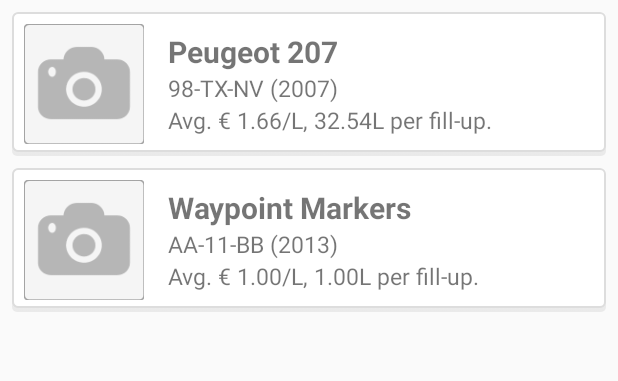
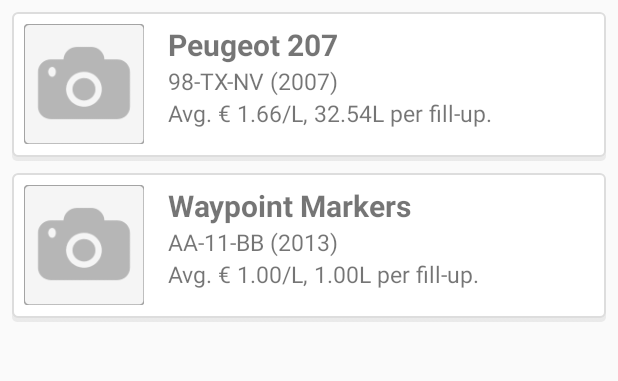
Before and after one commit to jcbaar/MoneyPit, an Android app: the screen it shows after launch (MainDrawerActivity), after a tap on "Close navigation drawer", on a phone screen of 412 x 824 dp, the part 120-501 px from its top. Run offline under Robolectric (Android 15) with nearby library versions, the phone set to English and light mode, and no system bars; 1 other tap on this screen came first.

Commit message:
- Fixed a crash when selecting a context menu item in the car fragment. - Fixed some padding u=issues.

```diff
--- a/app/src/main/res/layout/car_row_template.xml
+++ b/app/src/main/res/layout/car_row_template.xml
@@ -17,12 +17,12 @@
         android:paddingLeft="8dp"
         android:paddingTop="8dp"
         android:paddingRight="8dp"
-        android:paddingBottom="8dp" />
+        android:paddingBottom="11dp" />
     <LinearLayout
         android:layout_width="wrap_content"
         android:layout_height="wrap_content"
         android:orientation="vertical"
-        android:layout_gravity="center_vertical">
+        android:paddingTop="8dp">
         <TextView
             android:layout_width="wrap_content"
             android:layout_height="wrap_content"
```
Also changed, not shown: app/src/main/java/com/development/jaba/fragments/CarListFragment.java (+6 -4 lines).
